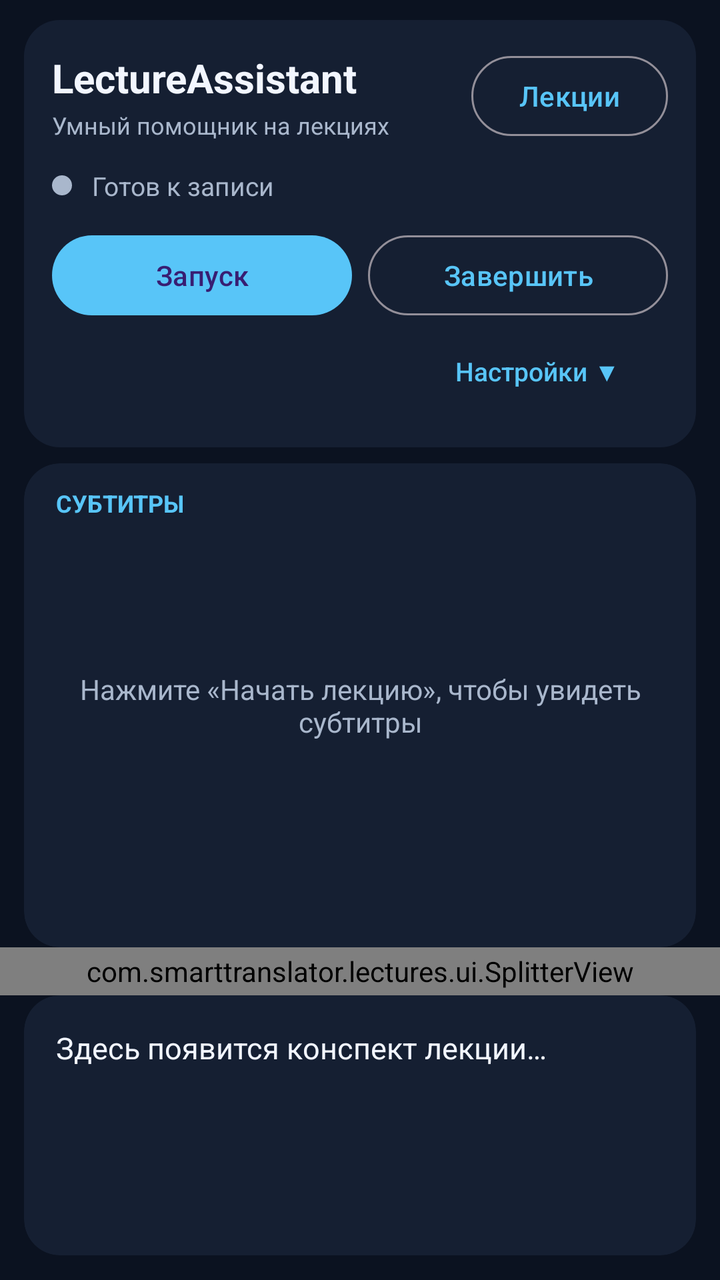
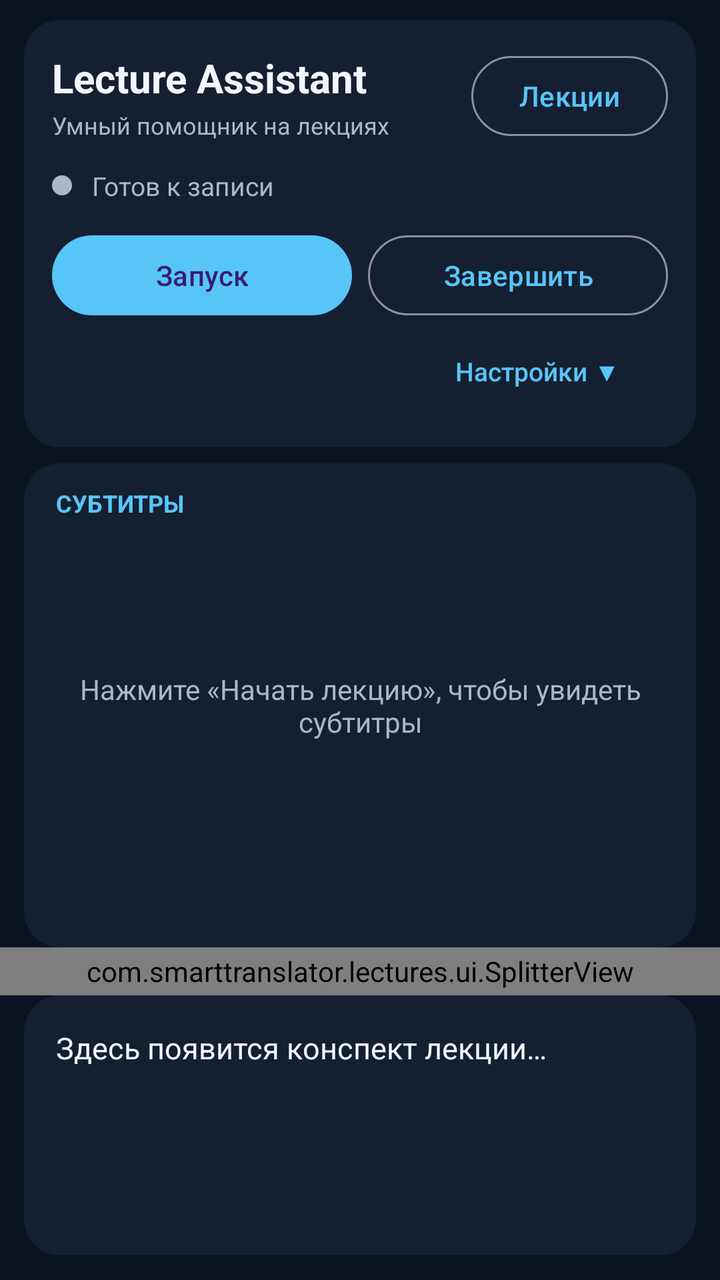

Two renders of the same Android screen: before a commit and after it. Below are the layout's source before the change and the commit's diff.
<!-- AndroidManifest.xml: application theme Theme.SmartTranslator -->
<!-- res/layout/activity_main.xml -->
<?xml version="1.0" encoding="utf-8"?>
<androidx.drawerlayout.widget.DrawerLayout
    xmlns:android="http://schemas.android.com/apk/res/android"
    android:id="@+id/drawerLayout"
    android:layout_width="match_parent"
    android:layout_height="match_parent"
    android:background="@color/bg">

    <LinearLayout
        android:layout_width="match_parent"
        android:layout_height="match_parent"
        android:orientation="vertical">

        
        <LinearLayout
            android:id="@+id/settingsBlock"
            android:layout_width="match_parent"
            android:layout_height="wrap_content"
            android:layout_marginStart="12dp"
            android:layout_marginTop="10dp"
            android:layout_marginEnd="12dp"
            android:background="@drawable/bg_lecture_panel"
            android:orientation="vertical"
            android:padding="14dp">

            
            <LinearLayout
                android:layout_width="match_parent"
                android:layout_height="wrap_content"
                android:gravity="center_vertical"
                android:orientation="horizontal">

                <LinearLayout
                    android:layout_width="0dp"
                    android:layout_height="wrap_content"
                    android:layout_weight="1"
                    android:orientation="vertical">

                    <TextView
                        android:layout_width="match_parent"
                        android:layout_height="wrap_content"
                        android:text="LectureAssistant"
                        android:textColor="@color/textPrimary"
                        android:textSize="20sp"
                        android:textStyle="bold" />

                    <TextView
                        android:layout_width="match_parent"
                        android:layout_height="wrap_content"
                        android:layout_marginTop="2dp"
                        android:text="Умный помощник на лекциях"
                        android:textColor="@color/textSecondary"
                        android:textSize="12sp" />
                </LinearLayout>

                <Button
                    android:id="@+id/btnOpenDrawer"
                    style="?attr/materialButtonOutlinedStyle"
                    android:layout_width="wrap_content"
                    android:layout_height="wrap_content"
                    android:text="Лекции"
                    android:textAllCaps="false" />
            </LinearLayout>

            
            <LinearLayout
                android:layout_width="match_parent"
                android:layout_height="wrap_content"
                android:layout_marginTop="12dp"
                android:gravity="center_vertical"
                android:orientation="horizontal">

                <View
                    android:id="@+id/dotStatus"
                    android:layout_width="10dp"
                    android:layout_height="10dp"
                    android:background="@drawable/bg_status_circle" />

                <ProgressBar
                    android:id="@+id/progressBar"
                    android:layout_width="16dp"
                    android:layout_height="16dp"
                    android:layout_marginStart="8dp"
                    android:indeterminateTint="@color/accent"
                    android:visibility="gone" />

                <TextView
                    android:id="@+id/tvStatus"
                    android:layout_width="0dp"
                    android:layout_height="wrap_content"
                    android:layout_marginStart="10dp"
                    android:layout_weight="1"
                    android:text="Готов к записи"
                    android:textColor="@color/textSecondary"
                    android:textSize="13sp" />
            </LinearLayout>

            
            <LinearLayout
                android:layout_width="match_parent"
                android:layout_height="wrap_content"
                android:layout_marginTop="12dp"
                android:gravity="center_vertical"
                android:orientation="horizontal">


                <Button
                    android:id="@+id/btnStart"
                    android:layout_width="0dp"
                    android:layout_height="48dp"
                    android:layout_marginEnd="8dp"
                    android:layout_weight="1"
                    android:text="Запуск"
                    android:textAllCaps="false"
                    android:textSize="14sp"
                    android:singleLine="true" />

                <Button
                    android:id="@+id/btnFinish"
                    style="?attr/materialButtonOutlinedStyle"
                    android:layout_width="0dp"
                    android:layout_height="48dp"
                    android:layout_weight="1"
                    android:text="Завершить"
                    android:textAllCaps="false" />
            </LinearLayout>

            
            <Button
                android:id="@+id/btnExpandToggle"
                style="?android:attr/borderlessButtonStyle"
                android:layout_width="wrap_content"
                android:layout_height="wrap_content"
                android:layout_gravity="end"
                android:text="Настройки ▼"
                android:textAllCaps="false"
                android:textColor="@color/accent"
                android:textSize="13sp" />

            
            <LinearLayout
                android:id="@+id/expandableContent"
                android:layout_width="match_parent"
                android:layout_height="wrap_content"
                android:orientation="vertical"
                android:visibility="gone">

                <TextView
                    android:layout_width="match_parent"
                    android:layout_height="wrap_content"
                    android:layout_marginTop="8dp"
                    android:text="Микрофон"
                    android:textColor="@color/textSecondary"
                    android:textSize="13sp" />

                <Spinner
                    android:id="@+id/spinnerMic"
                    android:layout_width="match_parent"
                    android:layout_height="48dp" />

                <TextView
                    android:layout_width="match_parent"
                    android:layout_height="wrap_content"
                    android:layout_marginTop="8dp"
                    android:text="Интервал конспектирования (мин)"
                    android:textColor="@color/textSecondary"
                    android:textSize="13sp" />

                <EditText
                    android:id="@+id/etInterval"
                    android:layout_width="match_parent"
                    android:layout_height="wrap_content"
                    android:inputType="number"
                    android:selectAllOnFocus="true"
                    android:text="1"
                    android:textColor="@color/textPrimary" />

                <TextView
                    android:layout_width="match_parent"
                    android:layout_height="wrap_content"
                    android:layout_marginTop="8dp"
                    android:text="Модель конспектирования"
                    android:textColor="@color/textSecondary"
                    android:textSize="13sp" />

                <Spinner
                    android:id="@+id/spinnerModel"
                    android:layout_width="match_parent"
                    android:layout_height="48dp" />

                <EditText
                    android:id="@+id/etApiKey"
                    android:layout_width="match_parent"
                    android:layout_height="wrap_content"
                    android:layout_marginTop="8dp"
                    android:hint="Ключ OpenRouter"
                    android:inputType="textPassword"
                    android:textColor="@color/textPrimary"
                    android:textColorHint="@color/textSecondary"
                    android:visibility="gone" />

            </LinearLayout>

        </LinearLayout>

        
        <FrameLayout
            android:id="@+id/transcriptBlock"
            android:layout_width="match_parent"
            android:layout_height="0dp"
            android:layout_marginStart="12dp"
            android:layout_marginTop="8dp"
            android:layout_marginEnd="12dp"
            android:layout_weight="0.65"
            android:background="@drawable/bg_lecture_panel"
            android:clipToOutline="true">

            <androidx.recyclerview.widget.RecyclerView
                android:id="@+id/transcriptRecycler"
                android:layout_width="match_parent"
                android:layout_height="match_parent"
                android:clipToPadding="false"
                android:paddingStart="14dp"
                android:paddingTop="44dp"
                android:paddingEnd="14dp"
                android:paddingBottom="14dp"
                android:scrollbars="vertical" />

            
            <TextView
                android:layout_width="match_parent"
                android:layout_height="40dp"
                android:gravity="center_vertical"
                android:paddingStart="16dp"
                android:paddingEnd="16dp"
                android:text="СУБТИТРЫ"
                android:textColor="@color/accent"
                android:textSize="12sp"
                android:textStyle="bold" />

            
            <TextView
                android:id="@+id/tvTranscriptEmpty"
                android:layout_width="wrap_content"
                android:layout_height="wrap_content"
                android:layout_gravity="center"
                android:gravity="center"
                android:padding="20dp"
                android:text="Нажмите «Начать лекцию», чтобы увидеть субтитры"
                android:textColor="@color/textSecondary"
                android:textSize="14sp" />

            
            <com.google.android.material.floatingactionbutton.ExtendedFloatingActionButton
                android:id="@+id/btnJumpToBottom"
                android:layout_width="wrap_content"
                android:layout_height="wrap_content"
                android:layout_gravity="bottom|end"
                android:layout_margin="12dp"
                android:text="Вниз ↓"
                android:visibility="gone" />

        </FrameLayout>

        

        
        <com.smarttranslator.lectures.ui.SplitterView
            android:id="@+id/splitter"
            android:layout_width="match_parent"
            android:layout_height="24dp"
            android:background="@android:color/transparent" />


        
        <ScrollView
            android:id="@+id/notesBlock"
            android:layout_width="match_parent"
            android:layout_height="0dp"
            android:layout_marginStart="12dp"
            android:layout_marginEnd="12dp"
            android:layout_marginBottom="12dp"
            android:layout_weight="0.35"
            android:background="@drawable/bg_lecture_panel"
            android:clipToOutline="true"
            android:fillViewport="true"
            android:padding="16dp"
            android:scrollbars="vertical">

            <TextView
                android:id="@+id/notesText"
                android:layout_width="match_parent"
                android:layout_height="wrap_content"
                android:lineSpacingExtra="4dp"
                android:text="Здесь появится конспект лекции…"
                android:textColor="@color/textPrimary"
                android:textSize="15sp" />

        </ScrollView>

    </LinearLayout>

    
    <androidx.recyclerview.widget.RecyclerView
        android:id="@+id/drawerRecycler"
        android:layout_width="300dp"
        android:layout_height="match_parent"
        android:layout_gravity="start"
        android:background="@color/surface"
        android:clipToPadding="false"
        android:paddingTop="24dp" />

</androidx.drawerlayout.widget.DrawerLayout>
<!-- resources referenced by this layout -->
<resources>
  <color name="accent">#FF58C5F8</color>
  <color name="bg">#FF0B1220</color>
  <color name="surface">#FF151F32</color>
  <color name="textPrimary">#FFF2F6FF</color>
  <color name="textSecondary">#FFA9B7CC</color>
  <!-- drawable bg_lecture_panel (drawable) -->
  <?xml version="1.0" encoding="utf-8"?>
  <shape xmlns:android="http://schemas.android.com/apk/res/android"
      android:shape="rectangle">
  
      <solid android:color="@color/surface" />
  
      <corners android:radius="18dp" />
  
  </shape>
  <!-- drawable bg_status_circle (drawable) -->
  <?xml version="1.0" encoding="utf-8"?>
  <shape xmlns:android="http://schemas.android.com/apk/res/android"
      android:shape="oval">
  
      <solid android:color="@color/textSecondary" />
  
      <size
          android:width="10dp"
          android:height="10dp" />
  
  </shape>
  <style name="Theme.SmartTranslator" parent="Theme.Material3.Dark.NoActionBar">
          <item name="colorPrimary">@color/accent</item>
          <item name="android:statusBarColor">@color/bg</item>
          <item name="android:navigationBarColor">@color/bg</item>
          <item name="android:windowBackground">@color/bg</item>
      </style>
</resources>

<!-- the commit's change to res/layout/activity_main.xml (unified diff, before → after) -->
@@ -39,7 +39,7 @@
                     <TextView
                         android:layout_width="match_parent"
                         android:layout_height="wrap_content"
-                        android:text="LectureAssistant"
+                        android:text="Lecture Assistant"
                         android:textColor="@color/textPrimary"
                         android:textSize="20sp"
                         android:textStyle="bold" />
@@ -158,36 +158,6 @@
                     android:layout_width="match_parent"
                     android:layout_height="48dp" />
 
-                <TextView
-                    android:layout_width="match_parent"
-                    android:layout_height="wrap_content"
-                    android:layout_marginTop="8dp"
-                    android:text="Интервал конспектирования (мин)"
-                    android:textColor="@color/textSecondary"
-                    android:textSize="13sp" />
-
-                <EditText
-                    android:id="@+id/etInterval"
-                    android:layout_width="match_parent"
-                    android:layout_height="wrap_content"
-                    android:inputType="number"
-                    android:selectAllOnFocus="true"
-                    android:text="1"
-                    android:textColor="@color/textPrimary" />
-
-                <TextView
-                    android:layout_width="match_parent"
-                    android:layout_height="wrap_content"
-                    android:layout_marginTop="8dp"
-                    android:text="Модель конспектирования"
-                    android:textColor="@color/textSecondary"
-                    android:textSize="13sp" />
-
-                <Spinner
-                    android:id="@+id/spinnerModel"
-                    android:layout_width="match_parent"
-                    android:layout_height="48dp" />
-
                 <EditText
                     android:id="@+id/etApiKey"
                     android:layout_width="match_parent"
@@ -198,6 +168,36 @@
                     android:textColor="@color/textPrimary"
                     android:textColorHint="@color/textSecondary"
                     android:visibility="gone" />
+
+                <TextView
+                    android:layout_width="match_parent"
+                    android:layout_height="wrap_content"
+                    android:layout_marginTop="8dp"
+                    android:text="Интервал конспектирования (мин)"
+                    android:textColor="@color/textSecondary"
+                    android:textSize="13sp" />
+
+                <EditText
+                    android:id="@+id/etInterval"
+                    android:layout_width="match_parent"
+                    android:layout_height="wrap_content"
+                    android:inputType="number"
+                    android:selectAllOnFocus="true"
+                    android:text="1"
+                    android:textColor="@color/textPrimary" />
+
+                <TextView
+                    android:layout_width="match_parent"
+                    android:layout_height="wrap_content"
+                    android:layout_marginTop="8dp"
+                    android:text="Модель конспектирования"
+                    android:textColor="@color/textSecondary"
+                    android:textSize="13sp" />
+
+                <Spinner
+                    android:id="@+id/spinnerModel"
+                    android:layout_width="match_parent"
+                    android:layout_height="48dp" />
 
             </LinearLayout>
 
@@ -263,13 +263,25 @@
         </FrameLayout>
 
         
-
-        
-        <com.smarttranslator.lectures.ui.SplitterView
-            android:id="@+id/splitter"
+        <FrameLayout
             android:layout_width="match_parent"
             android:layout_height="24dp"
-            android:background="@android:color/transparent" />
+            android:background="@android:color/transparent">
+
+            
+            <View
+                android:layout_width="48dp"
+                android:layout_height="6dp"
+                android:layout_gravity="center"
+                android:background="@drawable/splitter_handle_bg" />
+
+            
+            <com.smarttranslator.lectures.ui.SplitterView
+                android:id="@+id/splitter"
+                android:layout_width="match_parent"
+                android:layout_height="match_parent" />
+
+        </FrameLayout>
 
 
         
<!-- resource entries referenced after the edit -->
@@ -27,6 +27,13 @@
           android:height="10dp" />
   
   </shape>
+  <!-- drawable splitter_handle_bg (drawable) -->
+  <?xml version="1.0" encoding="utf-8"?>
+  <shape xmlns:android="http://schemas.android.com/apk/res/android"
+      android:shape="rectangle">
+      <solid android:color="@color/textPrimary" />
+      <corners android:radius="3dp" />
+  </shape>
   <style name="Theme.SmartTranslator" parent="Theme.Material3.Dark.NoActionBar">
           <item name="colorPrimary">@color/accent</item>
           <item name="android:statusBarColor">@color/bg</item>
